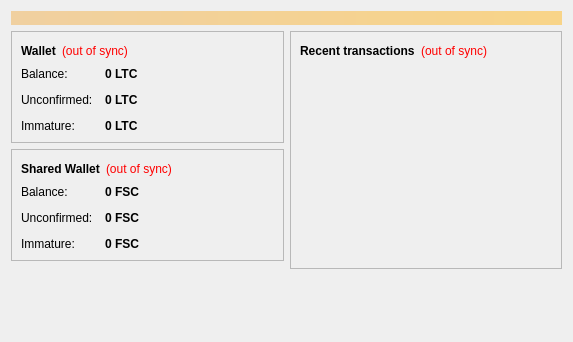
This is src/qt/forms/overviewpage.ui in 60E/naocanfen as Qt 5 draws it before an edit. The edited form follows.
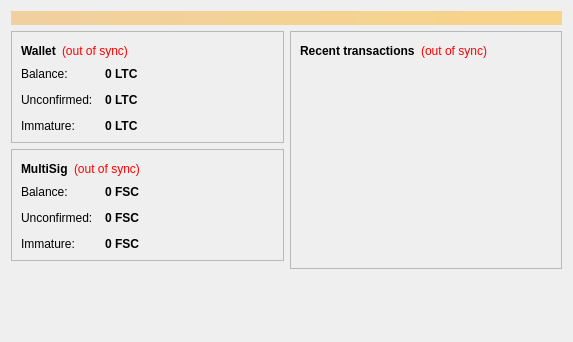
This is the edited form.

Commit message: export import MultiSig address

Patch:
```diff
--- a/src/qt/forms/overviewpage.ui
+++ b/src/qt/forms/overviewpage.ui
@@ -209,7 +209,7 @@
                </font>
               </property>
               <property name="text">
-               <string>Shared Wallet</string>
+               <string>MultiSig</string>
               </property>
              </widget>
             </item>
```
The commit also changes 4 other files.
